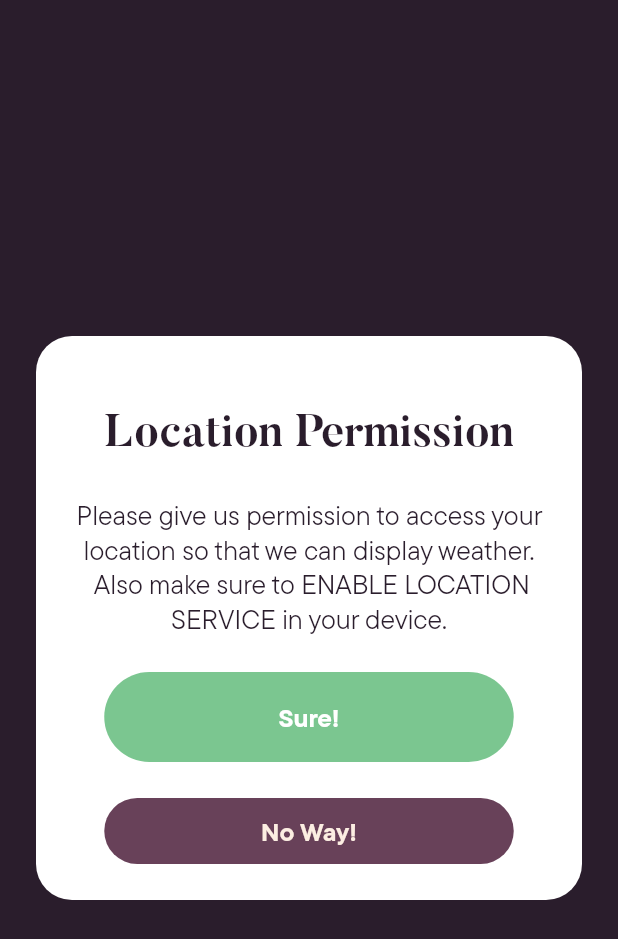
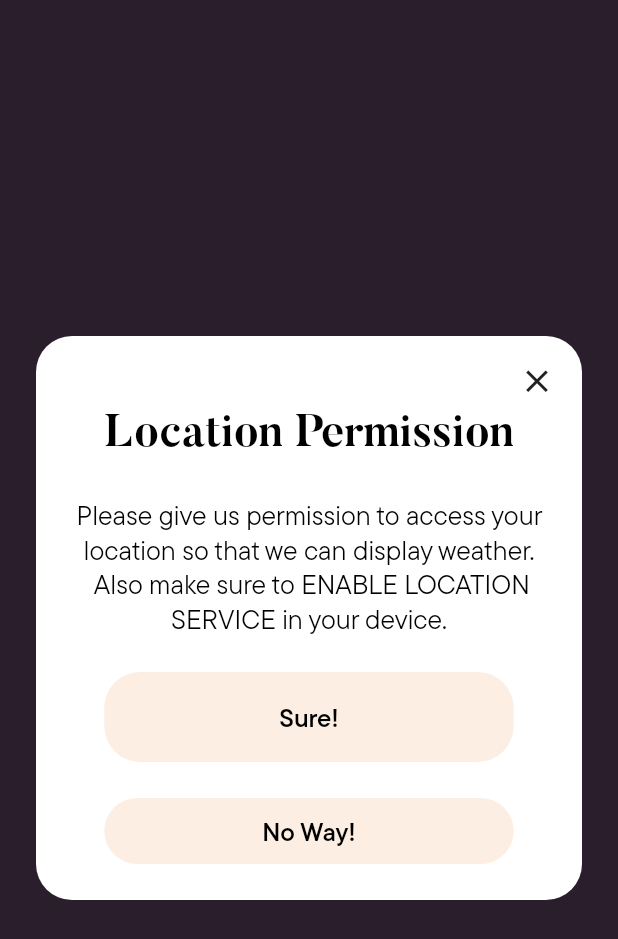
Before and after one commit to purutechno/asunnyday, a Flutter app: the PermissionQuestionScreen screen opened directly, on a phone screen of 412 x 824 dp. Shown: the top 939 px of the screen. Run offline on Flutter 3.47's test engine with Material 2 defaults, Android fonts, the phone set to English and light mode, and no system bars; our stand-ins replace flutter_typeahead, geolocator.

Commit message:
Updates
- Setting Up Theme ,
- Added Theme Toggler

```diff
--- a/i18n/en.json
+++ b/i18n/en.json
@@ -13,6 +13,7 @@
   "something_went_wrong": "Something Went Wrong!",
   "please_wait": "Please Wait!",
   "home_screen": "Home",
-  "snackBar_could_not_navigate": "No Weather Data Available"
-
+  "snackBar_could_not_navigate": "No Weather Data Available",
+  "light_theme": "Light",
+  "dark_theme": "Dark"
 }
--- a/i18n/sv.json
+++ b/i18n/sv.json
@@ -13,5 +13,7 @@
   "something_went_wrong": "Something Went Wrong!",
   "please_wait": "Please Wait!",
   "home_screen": "Home",
-  "snackBar_could_not_navigate": "No Weather Data Available"
+  "snackBar_could_not_navigate": "No Weather Data Available",
+  "light_theme": "Light",
+  "dark_theme": "Dark"
 }
--- a/lib/main.dart
+++ b/lib/main.dart
@@ -71,9 +71,7 @@ class MyApp extends StatelessWidget {
             locale: appLanguageProvider.appLocale,
             debugShowCheckedModeBanner: false,
             title: 'asunnyday',
-            theme: ThemeProvider.lightTheme,
-            darkTheme: ThemeProvider.darkTheme,
-            themeMode: themeProvider.currentTheme,
+            theme: themeProvider.currentTheme,
             localizationsDelegates: const [
               AppLocalizations.delegate,
               GlobalMaterialLocalizations.delegate,
--- a/lib/utils/snackbar_creator.dart
+++ b/lib/utils/snackbar_creator.dart
@@ -19,7 +19,6 @@ class SnackBarCreator {
                   text: message,
                   fontSize: AppTheme.fontSizeTTCommonsPro16,
                   fontWeight: AppTheme.fontWeight700,
-                  fontColor: AppTheme.colorWhite,
                 ),
               ),
               GestureDetector(
--- a/lib/view/screens/home/widget/icon_text_widget.dart
+++ b/lib/view/screens/home/widget/icon_text_widget.dart
@@ -4,7 +4,6 @@ import 'package:flutter/material.dart';
 
 class IconTextWidget extends StatelessWidget {
   final String text;
-  final Color textColor;
 
   //For Max Temperature
   final bool isMax;
@@ -18,7 +17,6 @@ class IconTextWidget extends StatelessWidget {
   const IconTextWidget(
       {Key? key,
       required this.text,
-      required this.textColor,
       this.isMax = false,
       this.isMin = false,
       this.isAverage = false})
@@ -31,7 +29,6 @@ class IconTextWidget extends StatelessWidget {
       children: [
         TextWidget(
             text: text,
-            fontColor: textColor,
             fontSize: AppTheme.fontSizeTTCommonsPro,
             fontWeight: AppTheme.fontWeight700),
 
--- a/lib/view/screens/init_screen.dart
+++ b/lib/view/screens/init_screen.dart
@@ -1,3 +1,4 @@
+import 'package:asunnyday/view/screens/home/home_screen.dart';
 import 'package:asunnyday/view/widgets/loading_widget.dart';
 import 'package:asunnyday/view_model/home/permission_provider.dart';
 import 'package:asunnyday/view_model/internationalization/app_language.dart';
@@ -16,7 +17,8 @@ class _InitScreenState extends State<InitScreen> {
   void initState() {
     Provider.of<AppLanguageProvider>(context, listen: false).fetchLocale();
     //Takes care of location permission , location initialization and navigation
-    Provider.of<PermissionProvider>(context, listen: false).initializePermissionAndNavigate(context);
+    //TODO: uncomment
+/*    Provider.of<PermissionProvider>(context, listen: false).initializePermissionAndNavigate(context);*/
     super.initState();
   }
 
@@ -24,6 +26,6 @@ class _InitScreenState extends State<InitScreen> {
   Widget build(BuildContext context) {
     //This widget will keep spinning until all values
     //are obtained
-    return LoadingWidget();
+    return HomeScreen();
   }
 }
--- a/lib/view/screens/permission_question_screen.dart
+++ b/lib/view/screens/permission_question_screen.dart
@@ -87,7 +87,6 @@ class _PermissionQuestionScreenState extends State<PermissionQuestionScreen> {
                             text: AppLocalizations.of(context).translate('activate_permission_title'),
                             fontFamily: AppTheme.fontFamilyButler,
                             fontSize: AppTheme.fontSizeButler,
-                            fontColor: AppTheme.colorBlackPurple,
                             textAlign: TextAlign.center,
                           ),
                           _sizedBoxWithDefaultPadding,
@@ -96,7 +95,6 @@ class _PermissionQuestionScreenState extends State<PermissionQuestionScreen> {
                             text: AppLocalizations.of(context).translate('activate_permission_description'),
                             fontFamily: AppTheme.fontFamilyTTCommonsPro,
                             fontSize: AppTheme.fontSizeTTCommonsPro,
-                            fontColor: AppTheme.colorBlackPurple,
                             maxLines: AppTheme.maxTextLines,
                             textAlign: TextAlign.center,
                           ),
@@ -104,8 +102,6 @@ class _PermissionQuestionScreenState extends State<PermissionQuestionScreen> {
                           //Agree Button
                           ButtonWidget(
                             text: AppLocalizations.of(context).translate('activate'),
-                            textColor: AppTheme.colorWhite,
-                            backgroundColor: AppTheme.colorGreen,
                             width: AppTheme.modalButtonStandardWidth,
                             onPressed: () async {
                               if (!_closeInProgress) {
@@ -117,11 +113,8 @@ class _PermissionQuestionScreenState extends State<PermissionQuestionScreen> {
                           //Deny Button
                           ButtonWidget(
                             text: AppLocalizations.of(context).translate('hell_no'),
-                            textColor: AppTheme.colorCreamyWhite,
-                            backgroundColor: AppTheme.colorPurple5,
                             width: AppTheme.modalButtonStandardWidth,
                             height: AppTheme.smallerButtonSize,
-                            noBackground: true,
                             onPressed: () async {
                               if (!_closeInProgress) {
                                 await _handleAnswer(context, false);
--- a/lib/view/screens/search/search_screen.dart
+++ b/lib/view/screens/search/search_screen.dart
@@ -48,8 +48,6 @@ class SearchScreen extends StatelessWidget {
             ),
             floatingActionButton: ButtonWidget(
               text: AppLocalizations.of(context).translate("home_screen"),
-              backgroundColor: AppTheme.colorCreamyWhite,
-              textColor: AppTheme.colorBlackPurple,
               onPressed: () => Provider.of<SearchStateProvider>(context, listen: false).handleNoDataCase(cxt),
             ),
           ),
--- a/lib/view/screens/search/widget/search_widget.dart
+++ b/lib/view/screens/search/widget/search_widget.dart
@@ -52,7 +52,6 @@ class _SearchWidgetState extends State<SearchWidget> {
                 text: AppLocalizations.of(context).translate('search_for_a_city'),
                 fontSize: AppTheme.fontSizeTTCommonsProSmall,
                 fontFamily: AppTheme.fontFamilyTTCommonsPro,
-                fontColor: AppTheme.colorGrey,
               ),
             ),
           //This Widget Generates Suggestions
--- a/lib/view/screens/search/widget/suggestion_widget.dart
+++ b/lib/view/screens/search/widget/suggestion_widget.dart
@@ -18,7 +18,6 @@ class SuggestionWidget extends StatelessWidget {
         fontSize: textStyle.fontSize ?? AppTheme.fontSizeTTCommonsPro,
         fontFamily: textStyle.fontFamily ?? AppTheme.fontFamilyTTCommonsPro,
         fontWeight: AppTheme.fontWeight600,
-        fontColor: AppTheme.colorBlackPurple,
         maxLines: 1,
       ),
     );
--- a/lib/view/widgets/button_widget.dart
+++ b/lib/view/widgets/button_widget.dart
@@ -4,76 +4,49 @@ import 'package:flutter/material.dart';
 
 class ButtonWidget extends StatelessWidget {
   final String text;
-  final Color backgroundColor;
-  final Color textColor;
   final double fontSize;
   final FontWeight fontWeight;
   final VoidCallback? onPressed;
   final double height;
   final double? width;
-  final bool noBackground;
   final bool showLoadingIndicator;
-
-  final double textPadding;
 
   const ButtonWidget({
     Key? key,
     required this.text,
-    this.backgroundColor = AppTheme.colorPink,
-    this.textColor = AppTheme.colorPurple,
     this.fontSize = AppTheme.fontSizeTTCommonsProMedium,
-    this.fontWeight = FontWeight.bold,
+    this.fontWeight = FontWeight.w600,
     this.onPressed,
     this.width,
     this.height = AppTheme.sizeDefaultButton,
-    this.noBackground = false,
     this.showLoadingIndicator = false,
-    this.textPadding = 20.0,
   }) : super(key: key);
 
   @override
   Widget build(BuildContext context) {
-    final padding = EdgeInsets.symmetric(horizontal: textPadding);
     return SizedBox(
       height: height,
       width: width,
       child: TextButton(
-        style: TextButton.styleFrom(
-          alignment: Alignment.center,
-          backgroundColor: onPressed == null ? backgroundColor.withOpacity(AppTheme.disabledOpacity) : backgroundColor,
-          padding: padding,
-          shape: RoundedRectangleBorder(
-            borderRadius: BorderRadius.circular(50),
-          ),
-        ),
         onPressed: onPressed,
-        child: _buildText(),
-      ),
-    );
-  }
-
-
-  Widget _buildText() {
-    if (showLoadingIndicator) {
-      return SizedBox(
+        child: showLoadingIndicator
+            ? SizedBox(
                 width: fontSize,
                 height: fontSize,
-        child: CircularProgressIndicator(
-          color: textColor,
-          value: null,
+                child: const CircularProgressIndicator(
                   strokeWidth: 2.0,
                 ),
-      );
-    }
-    return Container(
+              )
+            : Container(
                 padding: const EdgeInsets.symmetric(horizontal: AppTheme.defaultPadding),
                 child: TextWidget(
                   text: text,
-        fontColor: textColor,
                   fontSize: fontSize,
                   fontWeight: fontWeight,
                   fontFamily: AppTheme.fontFamilyTTCommonsPro,
                 ),
+              ),
+      ),
     );
   }
 }
--- a/lib/view_model/theme_data/app_theme.dart
+++ b/lib/view_model/theme_data/app_theme.dart
@@ -3,7 +3,6 @@ import 'package:flutter/material.dart';
 class AppTheme {
   static const Color colorBackground = Color(0xFFFDFCF7);
   static const Color colorBlack = Color(0xFF000000);
-  static const Color colorPink = Color(0xFFFF99AF);
   static const Color colorBlackPurple = Color(0xFF2A1D2C);
   static const Color colorPurple = Color(0xFF5F436E);
   static const Color colorPurple2 = Color(0xFF4B3159);
@@ -36,17 +35,13 @@ class AppTheme {
   static const Color colorGreen1 = Color(0xFF28806B);
   static const Color colorGreen2 = Color(0xFF3C4F51);
   static const Color colorDarkGreen = Color(0xFF2B4A43);
-  static const Color colorRed = Color(0xFFF06969);
   static const Color colorBrownBeige = Color(0xFFB7A99E);
   static const Color colorDarkYellow = Color(0xFFEED9C7);
   static const Color colorBrown = Color(0xFF9E7337);
 
   static const double disabledOpacity = 0.5;
 
-  static const double borderThickness = 2.00;
-
   static const String fontFamilyButler = 'Butler'; // Headings
-  static const double fontSizeButlerLarge = 40.0;
   static const double fontSizeButler = 30.0;
   static const double fontSizeButlerMedium = 24.0;
   static const String fontFamilyTTCommonsPro = 'TTCommonsPro'; // Inf
@@ -61,72 +56,45 @@ class AppTheme {
   static const FontWeight fontWeight400 = FontWeight.w400;
   static const FontWeight fontWeight600 = FontWeight.w600;
 
-  static BorderRadiusGeometry borderRadiusGeometry(double radius) => BorderRadius.circular(radius);
-
+  //boxShadow light mode
   static BoxShadow boxShadowDefault = BoxShadow(
     color: colorBlack.withOpacity(0.05),
     blurRadius: 24.0,
     offset: const Offset(0, 4.0),
   );
 
+
+  //boxShadow dark mode
   static BoxShadow boxShadowWhite = BoxShadow(
     color: colorWhite.withOpacity(0.05),
     blurRadius: 24.0,
     offset: const Offset(0, 4.0),
   );
 
-  //new Ones
-  static const Size kElevatedButtonMinimumSize = Size(80, 50);
-  static const TextStyle kGenericTextButtonTextStyle = TextStyle(
-    fontSize: fontSizeTTCommonsPro16,
-    fontWeight: fontWeight400,
-  );
 
-  static const TextStyle kGenericHeadline5 = TextStyle(
-    fontSize: fontSizeButlerMedium,
-    fontWeight: fontWeight600,
-  );
-
-  static const TextStyle kGenericSubtitle1 = TextStyle(
-    fontSize: fontSizeTTCommonsProSmall,
-    fontWeight: fontWeight400,
-  );
-
-
-  static TextStyle kDarkHeadline5 = kGenericHeadline5.copyWith(
-        color: AppTheme.colorPurple,
+  //text color for light theme
+  static const TextStyle textStylesLightTheme = TextStyle(
+        color: AppTheme.colorBlackPurple,
       );
 
-  static TextStyle kLightHeadline5 =  kGenericHeadline5.copyWith(
-        color: AppTheme.colorGreen,
+  //text color for dark Theme
+  static const TextStyle textStylesDarkTheme =  TextStyle(
+        color: AppTheme.colorCreamyWhite,
       );
 
-
-  static  TextStyle kDarkSubtitle1 = kGenericSubtitle1.copyWith(
-    color: AppTheme.colorPurple,
-  );
-
-  static TextStyle kLightSubtitle1 = kGenericSubtitle1.copyWith(
-    color: AppTheme.colorGreen,
-  );
 
   static const double borderRadiusDefault = 24.0;
   static const double borderRadiusSmall = 10.0;
 
   static const double sizeRoundButtonBase = 50;
-  static const double sizeRoundButtonBaseLarge = 179;
+  static const double sizeMediumButton = 48;
+  static const double sizeSmallButton = 40;
   static const double sizeRoundButtonIcon =25;
   static const double sizeRoundButtonIconLarge = 100;
 
   static const double sizeDefaultButton = 60;
-  static const double sizeMediumButton = 48;
-  static const double sizeSmallButton = 40;
   static const int maxTextLines = 400;
   static const double modalButtonStandardWidth = 273;
-
-  static const double baseMarginForTabs = 30;
-
-  static const double defaultElevation = 0.5;
 
   static const double defaultPadding = 24.0;
   static const double paddingSmall = 15.0;
```
Also changed, not shown: lib/view/screens/home/home_screen.dart (+7 -4 lines), lib/view/screens/home/widget/city_and_date_widget.dart (+10 -10 lines), lib/view/screens/home/widget/theme_toggler.dart (added, +25 -0 lines), lib/view/widgets/theme/theme_switcher.dart (added, +92 -0 lines), lib/view/widgets/theme/themes.dart (added, +47 -0 lines), lib/view/widgets/weather_report_widget.dart (+10 -11 lines), lib/view_model/theme_data/theme_provider.dart (+68 -89 lines). Lines whose indentation alone changed are shown as unchanged.
